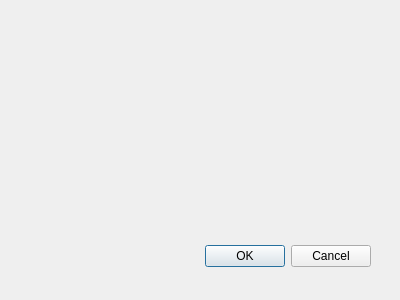
The window that KruglovCourseWork2/databasecard.ui (Dmitriy1Fokin/KruglovCourseWork) describes before a commit, drawn with Qt 5.
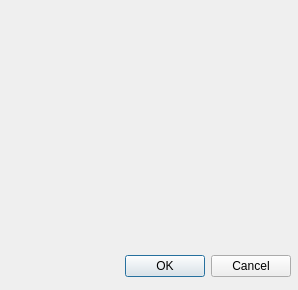
The same window after the commit.

Commit message: change size _of form Data_base_of_card

```diff
--- a/KruglovCourseWork2/databasecard.ui
+++ b/KruglovCourseWork2/databasecard.ui
@@ -8,8 +8,8 @@
    <rect>
     <x>0</x>
     <y>0</y>
-    <width>400</width>
-    <height>300</height>
+    <width>298</width>
+    <height>290</height>
    </rect>
   </property>
   <property name="windowTitle">
@@ -18,9 +18,9 @@
   <widget class="QDialogButtonBox" name="buttonBox">
    <property name="geometry">
     <rect>
-     <x>30</x>
-     <y>240</y>
-     <width>341</width>
+     <x>10</x>
+     <y>250</y>
+     <width>281</width>
      <height>32</height>
     </rect>
    </property>
```
Left out of the diff: 5 changed lines with no effect on the pictures. The commit also changes 1 other file.
